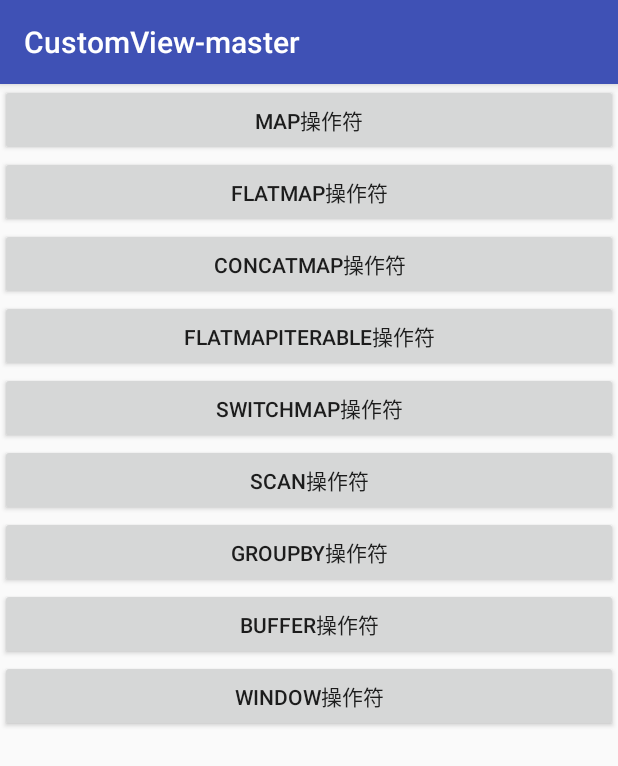
After one commit to live0717/CustomView-master, an Android app: the RxJavaOperatorActivity screen opened directly, with no data from a screen before it, on a phone screen of 412 x 824 dp. The commit adds this screen. Shown: the top 766 px of the screen. Run offline under Robolectric (Android 15) with nearby library versions, the phone set to English and light mode, and no system bars; our stand-ins replace RxJava.

Commit message:
更新RxJava转换操作符使用实例

```diff
--- a/app/src/main/AndroidManifest.xml
+++ b/app/src/main/AndroidManifest.xml
@@ -46,6 +46,7 @@
 
         <activity android:name=".baserecyclerview.refreshandmore.RefreshMoreActivity"/>
         <activity android:name=".rxjava2.RxJavaDemoActivity"/>
+        <activity android:name=".rxjava2.RxJavaOperatorActivity"/>
     </application>
 
 </manifest>
--- a/app/src/main/res/layout/activity_main.xml
+++ b/app/src/main/res/layout/activity_main.xml
@@ -83,6 +83,12 @@
                 android:layout_width="match_parent"
                 android:layout_height="wrap_content"
                 android:text="RxJava使用实例"/>
+
+            <Button
+                android:id="@+id/btnOperators"
+                android:layout_width="match_parent"
+                android:layout_height="wrap_content"
+                android:text="RxJava转换操作符"/>
         </LinearLayout>
     </ScrollView>
 </LinearLayout>
--- /dev/null
+++ b/app/src/main/res/layout/activity_rxjava_operator.xml
@@ -0,0 +1,72 @@
+<?xml version="1.0" encoding="utf-8"?>
+<LinearLayout xmlns:android="http://schemas.android.com/apk/res/android"
+              android:layout_width="match_parent"
+              android:layout_height="match_parent"
+              android:orientation="vertical">
+
+    <ScrollView
+        android:layout_width="match_parent"
+        android:layout_height="match_parent">
+
+        <LinearLayout
+            android:layout_width="match_parent"
+            android:layout_height="match_parent"
+            android:orientation="vertical">
+
+            <Button
+                android:id="@+id/btnMap"
+                android:layout_width="match_parent"
+                android:layout_height="wrap_content"
+                android:text="map操作符"/>
+
+            <Button
+                android:id="@+id/btnFlatMap"
+                android:layout_width="match_parent"
+                android:layout_height="wrap_content"
+                android:text="flatMap操作符"/>
+
+            <Button
+                android:id="@+id/btnConcatMap"
+                android:layout_width="match_parent"
+                android:layout_height="wrap_content"
+                android:text="concatMap操作符"/>
+
+            <Button
+                android:id="@+id/btnFlatMapIterable"
+                android:layout_width="match_parent"
+                android:layout_height="wrap_content"
+                android:text="flatMapIterable操作符"/>
+
+            <Button
+                android:id="@+id/btnSwitchMap"
+                android:layout_width="match_parent"
+                android:layout_height="wrap_content"
+                android:text="switchMap操作符"/>
+
+            <Button
+                android:id="@+id/btnScan"
+                android:layout_width="match_parent"
+                android:layout_height="wrap_content"
+                android:text="scan操作符"/>
+
+            <Button
+                android:id="@+id/btnGroupBy"
+                android:layout_width="match_parent"
+                android:layout_height="wrap_content"
+                android:text="groupBy操作符"/>
+
+            <Button
+                android:id="@+id/btnBuffer"
+                android:layout_width="match_parent"
+                android:layout_height="wrap_content"
+                android:text="buffer操作符"/>
+
+            <Button
+                android:id="@+id/btnWindow"
+                android:layout_width="match_parent"
+                android:layout_height="wrap_content"
+                android:text="window操作符"/>
+        </LinearLayout>
+    </ScrollView>
+
+</LinearLayout>
```
Also changed, not shown: app/src/main/java/com/amos/customview/MainActivity.java (+7 -0 lines), app/src/main/java/com/amos/customview/rxjava2/RxJavaOperatorActivity.java (added, +300 -0 lines), app/src/main/java/com/amos/customview/rxjava2/Source.java (added, +20 -0 lines), app/src/main/java/com/amos/customview/rxjava2/Student.java (added, +22 -0 lines), app/src/main/java/com/amos/customview/rxjava2/User.java (added, +56 -0 lines).
